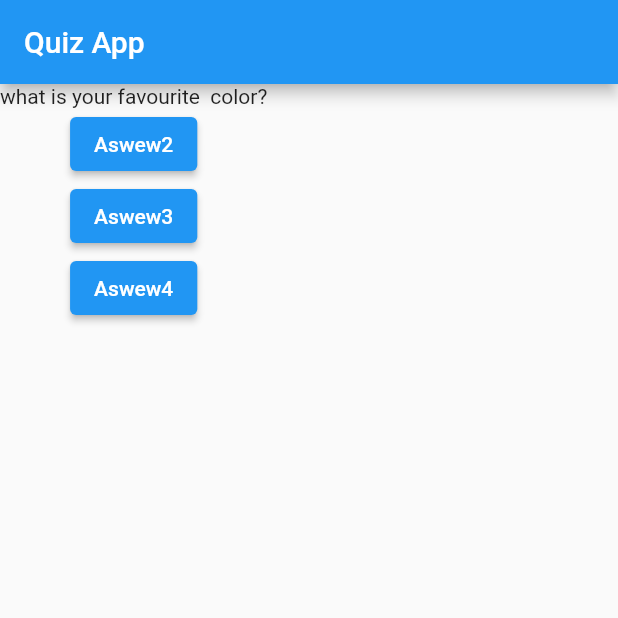
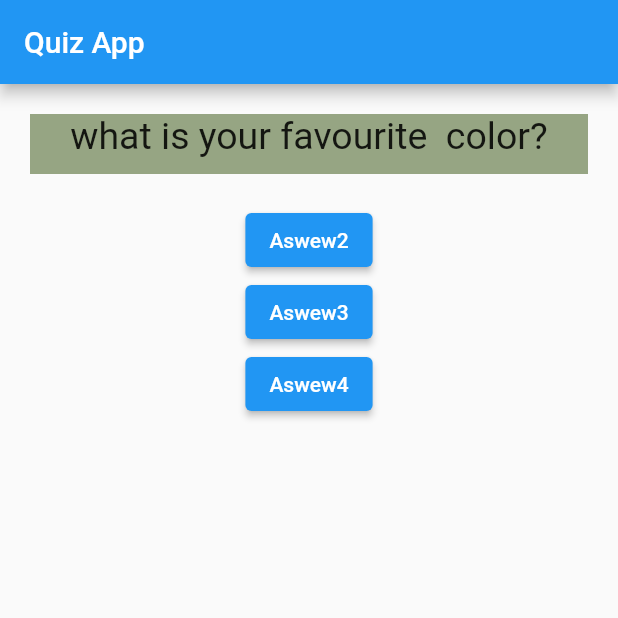
Before and after one commit to cecililu/Flutterapp, a Flutter app: the screen it shows after launch, on a phone screen of 412 x 824 dp, the top half of it. Run offline on Flutter 3.47's test engine with Material 2 defaults, Android fonts, the light colour scheme and no system bars.

Commit message:
styling basics question Widget added

```diff
--- a/lib/question.dart
+++ b/lib/question.dart
@@ -4,11 +4,20 @@
 import 'package:flutter/material.dart';
 
 class Question extends StatelessWidget {
-  String questionText;
-   Question({super.key, required this.questionText});
+  final String questionText;
+  const Question({super.key, required this.questionText});
 
   @override
   Widget build(BuildContext context) {
-    return Text(questionText);
+    return Container(
+        height: 40,
+        width: double.infinity,
+        margin: EdgeInsets.all(20),
+        color: Color.fromARGB(124, 45, 75, 5),
+        child: Text(
+          questionText,
+          style: const TextStyle(fontSize: 25),
+          textAlign: TextAlign.center,
+        ));
   }
 }
```
